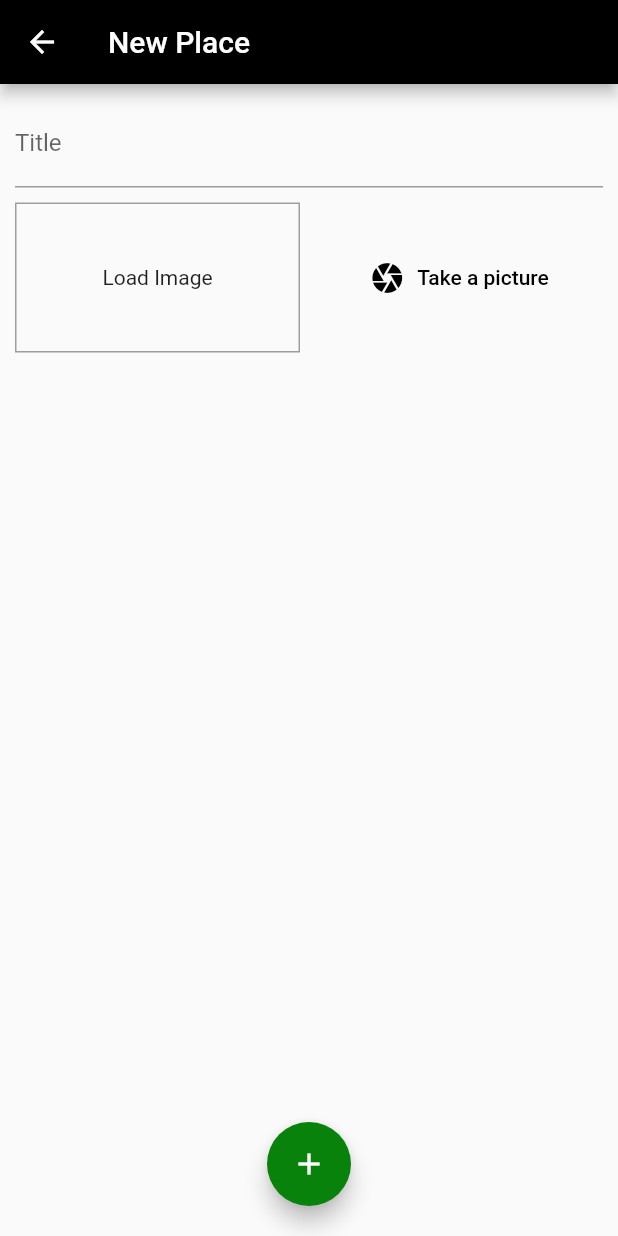
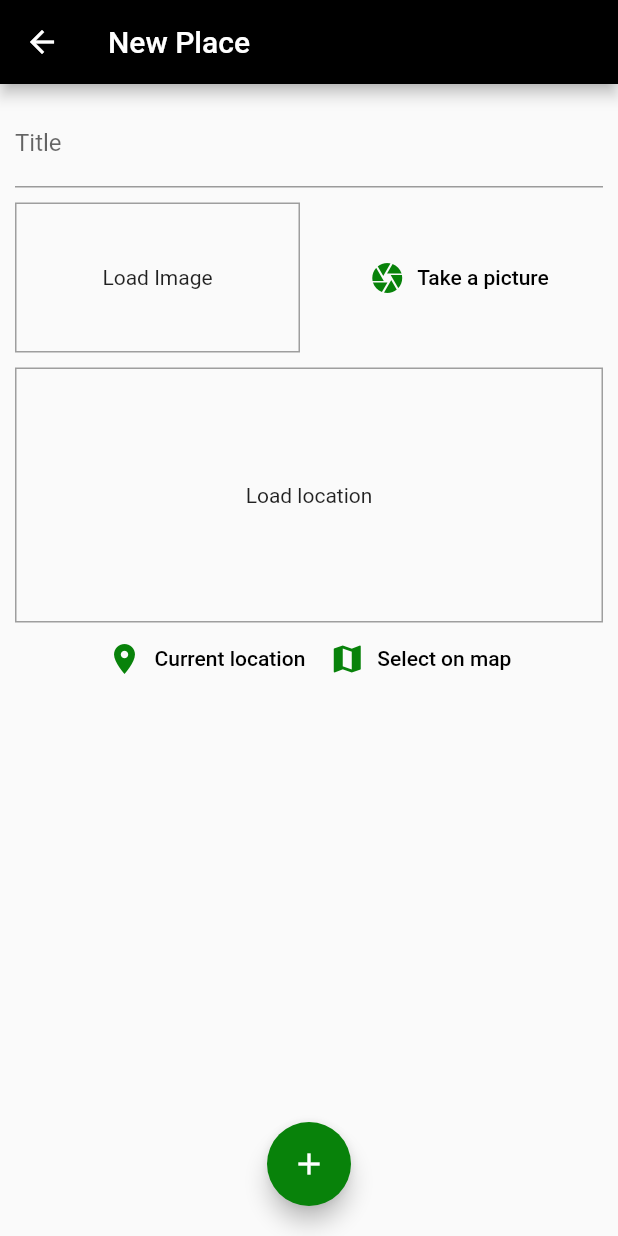
Before and after one commit to gbarth/greatPlaces, a Flutter app: the screen it shows after launch, after a tap on the "add" icon, on a phone screen of 412 x 824 dp. Run offline on Flutter 3.47's test engine with Material 2 defaults, Android fonts, the phone set to English and light mode, and no system bars; our stand-ins replace image_picker, sqflite; accounts and stored records are empty.

Commit message:
sqlite and location

```diff
--- a/lib/providers/great_places.dart
+++ b/lib/providers/great_places.dart
@@ -3,9 +3,23 @@ import 'dart:math';
 
 import 'package:flutter/cupertino.dart';
 import 'package:great_places/models/place.dart';
+import 'package:great_places/utils/db_util.dart';
 
 class GreatPlaces with ChangeNotifier {
   List<Place> _items = [];
+
+  Future<void> loadPlaces() async {
+    final dataList = await DbUtil.getData('places');
+    _items = dataList
+        .map((item) => Place(
+              id: item['id'],
+              title: item['title'],
+              image: File(item['image']),
+              location: null,
+            ))
+        .toList();
+    notifyListeners();
+  }
 
   List<Place> get items {
     return [..._items];
@@ -28,6 +42,11 @@ class GreatPlaces with ChangeNotifier {
     );
 
     _items.add(newPlace);
+    DbUtil.insert('places', {
+      'id': newPlace.id,
+      'title': newPlace.title,
+      'image': newPlace.image.path,
+    });
     notifyListeners();
   }
 }
--- a/lib/screens/place_form_screen.dart
+++ b/lib/screens/place_form_screen.dart
@@ -4,6 +4,7 @@ import 'package:flutter/cupertino.dart';
 import 'package:flutter/material.dart';
 import 'package:great_places/providers/great_places.dart';
 import 'package:great_places/widgets/image_input.dart';
+import 'package:great_places/widgets/location_input.dart';
 import 'package:provider/provider.dart';
 
 class PlaceFormScreen extends StatefulWidget {
@@ -54,21 +55,13 @@ class _PlaceFormScreenState extends State<PlaceFormScreen> {
                     ),
                     const SizedBox(height: 10),
                     ImageInput(this._selectImage),
+                    const SizedBox(height: 10),
+                    LocationInput(),
                   ],
                 ),
               ),
             ),
           ),
-          // ElevatedButton(
-          //   onPressed: () {},
-          //   style: ElevatedButton.styleFrom(
-          //       primary: Theme.of(context).colorScheme.secondary),
-          //   child: Row(
-          //     mainAxisAlignment: MainAxisAlignment.center,
-          //     mainAxisSize: MainAxisSize.min,
-          //     children: const [Text('Add'), Icon(Icons.add)],
-          //   ),
-          // ),
           Padding(
             padding: const EdgeInsets.only(bottom: 20),
             child: FloatingActionButton(
--- a/lib/screens/places_list_screen.dart
+++ b/lib/screens/places_list_screen.dart
@@ -21,11 +21,17 @@ class PlacesListScreen extends StatelessWidget {
           ),
         ],
       ),
-      body: Consumer<GreatPlaces>(
+      body: FutureBuilder(
+        future: Provider.of<GreatPlaces>(context, listen: false).loadPlaces(),
+        builder: (context, snapshot) => snapshot.connectionState ==
+                ConnectionState.waiting
+            ? const Center(child: CircularProgressIndicator())
+            : Consumer<GreatPlaces>(
                 child: const Center(
                   child: Text('No registered location'),
                 ),
-        builder: (context, greatPlaces, child) => greatPlaces.itemsCount == 0
+                builder: (context, greatPlaces, child) =>
+                    greatPlaces.itemsCount == 0
                         ? child!
                         : Padding(
                             padding: const EdgeInsets.symmetric(
@@ -36,10 +42,11 @@ class PlacesListScreen extends StatelessWidget {
                               itemCount: greatPlaces.itemsCount,
                               itemBuilder: (context, i) => ListTile(
                                 leading: CircleAvatar(
-                        backgroundImage:
-                            FileImage(greatPlaces.itemByIndex(i).image)),
+                                    backgroundImage: FileImage(
+                                        greatPlaces.itemByIndex(i).image)),
                                 title: Text(greatPlaces.itemByIndex(i).title),
                                 onTap: () {},
+                              ),
                             ),
                           ),
               ),
--- /dev/null
+++ b/lib/utils/db_util.dart
@@ -0,0 +1,31 @@
+import 'package:sqflite/sqflite.dart' as sql;
+import 'package:path/path.dart' as path;
+
+class DbUtil {
+  static Future<sql.Database> database() async {
+    final dbPath = await sql.getDatabasesPath();
+    return sql.openDatabase(
+      path.join(dbPath, 'places.db'),
+      onCreate: (db, version) {
+        return db.execute(
+          'CREATE TABLE places (id TEXT PRIMARY KEY, title TEXT, image TEXT)',
+        );
+      },
+      version: 1,
+    );
+  }
+
+  static Future<void> insert(String table, Map<String, Object> data) async {
+    final db = await DbUtil.database();
+    await db.insert(
+      table,
+      data,
+      conflictAlgorithm: sql.ConflictAlgorithm.replace,
+    );
+  }
+
+  static Future<List<Map<String, dynamic>>> getData(String table) async {
+    final db = await DbUtil.database();
+    return db.query(table);
+  }
+}
--- a/lib/widgets/image_input.dart
+++ b/lib/widgets/image_input.dart
@@ -59,7 +59,8 @@ class _ImageInputState extends State<ImageInput> {
       Expanded(
         child: TextButton.icon(
           onPressed: _takePicture,
-          icon: const Icon(Icons.camera),
+          icon: Icon(Icons.camera,
+              color: Theme.of(context).colorScheme.secondary),
           label: const Text('Take a picture'),
         ),
       )
--- /dev/null
+++ b/lib/widgets/location_input.dart
@@ -0,0 +1,55 @@
+import 'package:flutter/material.dart';
+
+class LocationInput extends StatefulWidget {
+  const LocationInput({Key? key}) : super(key: key);
+
+  @override
+  State<LocationInput> createState() => _LocationInputState();
+}
+
+class _LocationInputState extends State<LocationInput> {
+  String? _previewImageUrl;
+
+  @override
+  Widget build(BuildContext context) {
+    return Column(
+      children: [
+        Container(
+          height: 170,
+          width: double.infinity,
+          alignment: Alignment.center,
+          decoration: BoxDecoration(
+            border: Border.all(
+              width: 1,
+              color: Colors.grey,
+            ),
+          ),
+          child: _previewImageUrl == null
+              ? const Text('Load location')
+              : Image.network(
+                  _previewImageUrl!,
+                  fit: BoxFit.cover,
+                  width: double.infinity,
+                ),
+        ),
+        Row(
+          mainAxisAlignment: MainAxisAlignment.center,
+          children: [
+            TextButton.icon(
+              onPressed: () {},
+              icon: Icon(Icons.location_on,
+                  color: Theme.of(context).colorScheme.secondary),
+              label: const Text('Current location'),
+            ),
+            TextButton.icon(
+              onPressed: () {},
+              icon: Icon(Icons.map,
+                  color: Theme.of(context).colorScheme.secondary),
+              label: const Text('Select on map'),
+            ),
+          ],
+        )
+      ],
+    );
+  }
+}
--- a/pubspec.yaml
+++ b/pubspec.yaml
@@ -33,6 +33,8 @@ dependencies:
   image_picker: ^0.8.5+3
   path_provider: ^2.0.11
   path: ^1.8.0
+  sqflite: ^2.0.2+1
+  location: ^4.2.0
 
 
   # The following adds the Cupertino Icons font to your application.
```
Also changed, not shown: pubspec.lock, 1 other file. Lines whose indentation alone changed are shown as unchanged.
